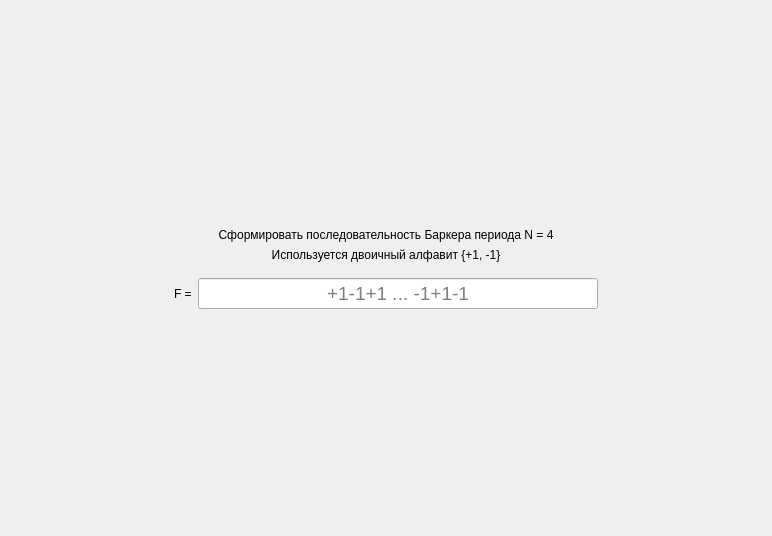
bukhmastov/fpsp, file task/screentask3.ui: the form before one commit.
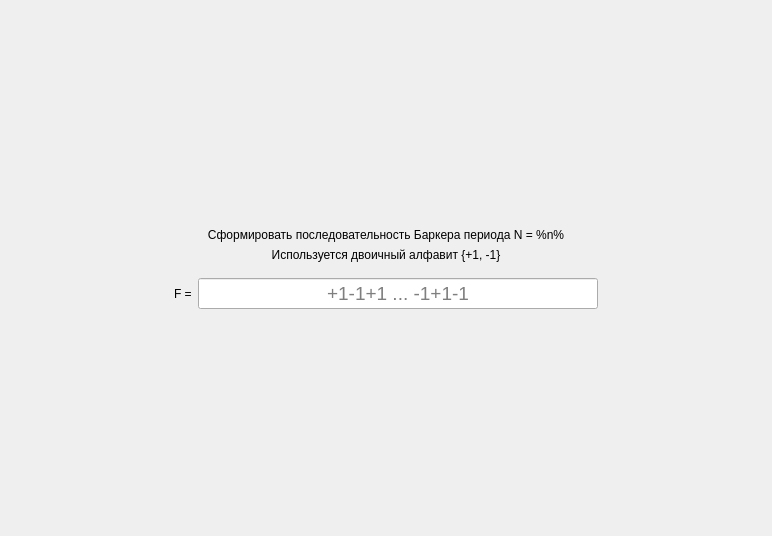
The form after the commit.

What changed in the file:
```diff
--- a/task/screentask3.ui
+++ b/task/screentask3.ui
@@ -47,7 +47,7 @@
         <string notr="true">font: 75 16pt &quot;MS Shell Dlg 2&quot;;</string>
        </property>
        <property name="text">
-        <string>Сформировать последовательность Баркера периода N = 4</string>
+        <string>Сформировать последовательность Баркера периода N = %n%</string>
        </property>
        <property name="alignment">
         <set>Qt::AlignCenter</set>
```
